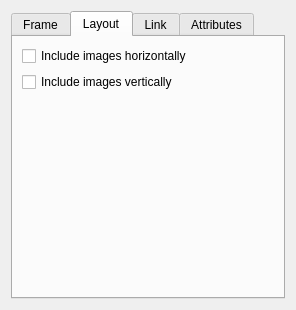
Above: branchpropeditor.ui from insilmaril/vym before the change. Below: the same form after it.
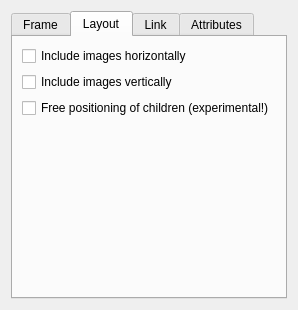
That is the form after the change. The open tabs and pages were chosen to show the change.

Commit message:
Feature: Free positioning
initial patches
load/save and improved links still missing

Diff of the .ui file:
```diff
--- a/branchpropeditor.ui
+++ b/branchpropeditor.ui
@@ -6,7 +6,7 @@
    <rect>
     <x>0</x>
     <y>0</y>
-    <width>296</width>
+    <width>298</width>
     <height>304</height>
    </rect>
   </property>
@@ -250,6 +250,13 @@
            </property>
           </widget>
          </item>
+         <item>
+          <widget class="QCheckBox" name="childrenFreePositioning">
+           <property name="text">
+            <string>Free positioning of children (experimental!)</string>
+           </property>
+          </widget>
+         </item>
         </layout>
        </item>
        <item>
```
Left out of the diff: 46 changed lines with no effect on the pictures. The commit also changes 9 other files.
